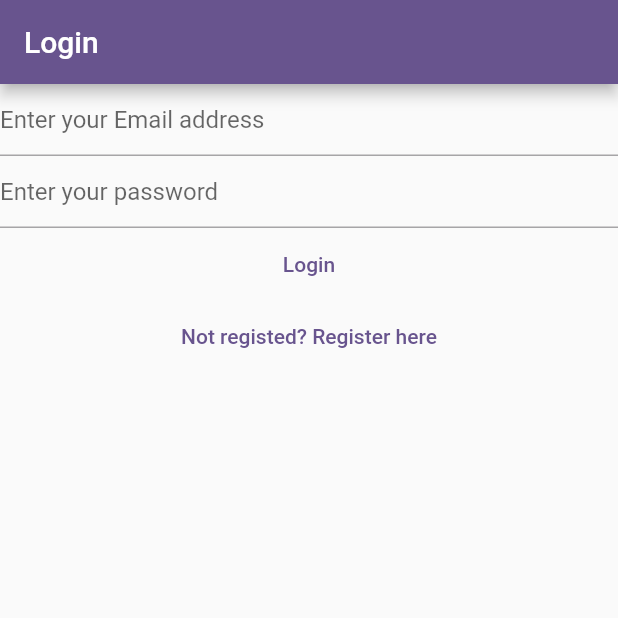
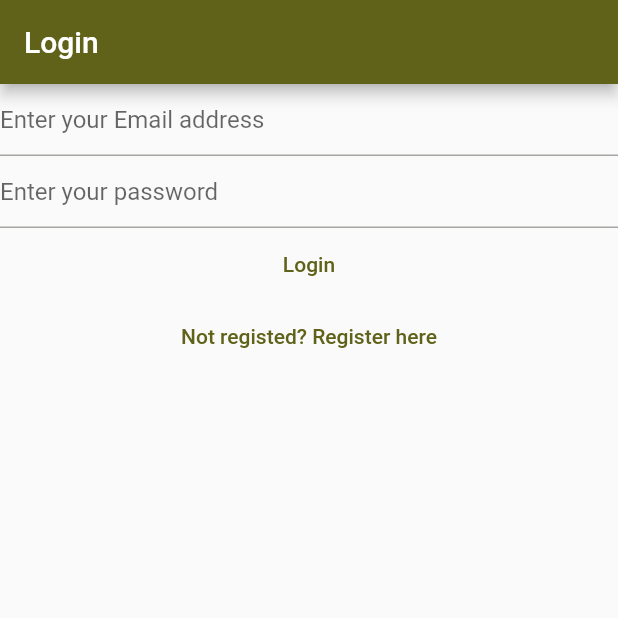
Before and after one commit to Hitaishisavanur/MyNotes, a Flutter app: the screen it shows after launch, after a tap on "Already registered? Login here", on a phone screen of 412 x 824 dp, the top half of it. Run offline on Flutter 3.47's test engine with Material 2 defaults, Android fonts, the phone set to English and light mode, and no system bars; our stand-ins replace firebase_auth, firebase_core, sqflite; accounts and stored records are empty; network calls fail.

```diff
--- a/lib/constants/routes.dart
+++ b/lib/constants/routes.dart
@@ -2,3 +2,4 @@ const loginRoute = "/login/";
 const registerRoute = '/register/';
 const noteRoute = "/note/";
 const verifyEmailRoute = "/verify-email/";
+const newNoteRoute = '/notes/new-note/';
--- a/lib/main.dart
+++ b/lib/main.dart
@@ -1,7 +1,8 @@
 import 'package:flutter/material.dart';
 import 'package:mynotes/services/auth/auth_service.dart';
 import 'package:mynotes/views/login_view.dart';
-import 'package:mynotes/views/notes_view.dart';
+import 'package:mynotes/views/notes/new_note_view.dart';
+import 'package:mynotes/views/notes/notes_view.dart';
 import 'package:mynotes/views/register_view.dart';
 import 'package:mynotes/views/verify_email_view.dart';
 import 'constants/routes.dart';
@@ -12,7 +13,8 @@ void main() {
     MaterialApp(
       title: 'Flutter Demo',
       theme: ThemeData(
-        colorScheme: ColorScheme.fromSeed(seedColor: Colors.deepPurple),
+        colorScheme:
+            ColorScheme.fromSeed(seedColor: Color.fromARGB(255, 186, 189, 20)),
       ),
       home: const HomePage(),
       routes: {
@@ -20,6 +22,7 @@ void main() {
         registerRoute: (context) => const RegisterView(),
         noteRoute: (context) => const NotesView(),
         verifyEmailRoute: (context) => const VerifyEmailView(),
+        newNoteRoute: (context) => const NewNoteView(),
       },
     ),
   );
--- a/lib/services/crud/notes_service.dart
+++ b/lib/services/crud/notes_service.dart
@@ -10,6 +10,10 @@ class NotesService {
   Database? _db;
 
   List<DatabaseNote> _notes = [];
+
+  static final NotesService _shared = NotesService._sharedInstance();
+  NotesService._sharedInstance();
+  factory NotesService() => _shared;
 
   final _notesStreamController =
       StreamController<List<DatabaseNote>>.broadcast();
```
Also changed, not shown: lib/views/notes/new_note_view.dart (added, +20 -0 lines), lib/views/notes/notes_view.dart (renamed from lib/views/notes_view.dart, +7 -1 lines), 1 other file.
